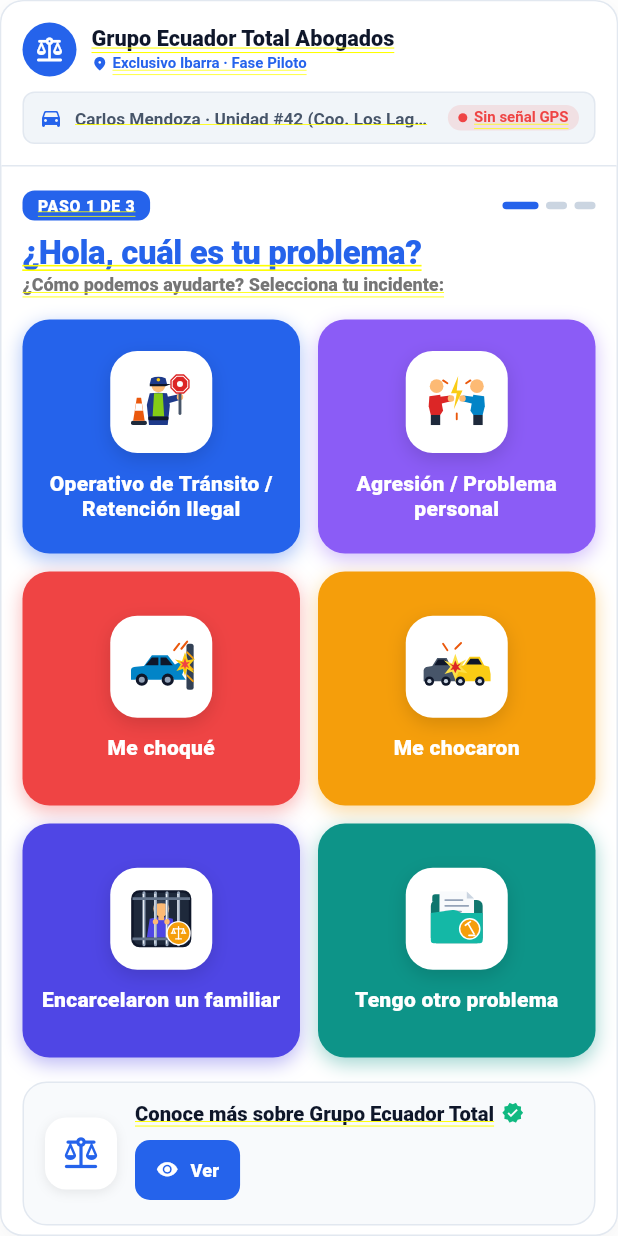
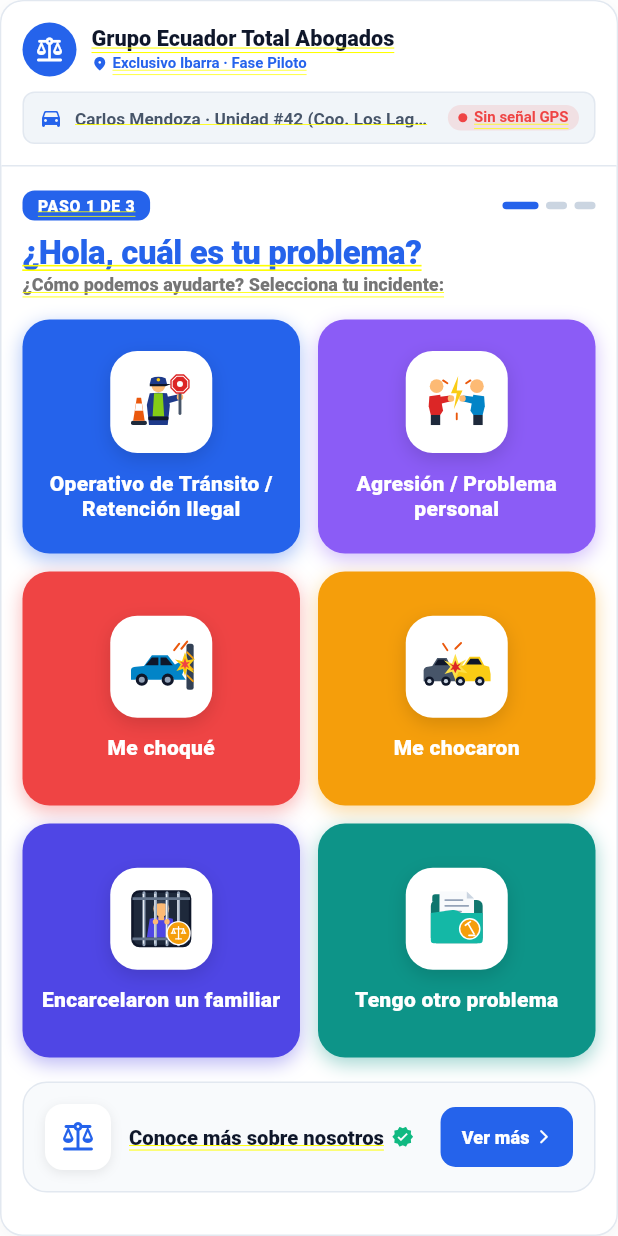
Before and after one commit to wilmerguerrerodev-prog/asistencia-legal-web, a Flutter app: the SosConductorView screen opened directly, on a phone screen of 412 x 824 dp. Run offline on Flutter 3.47's test engine with Material 3 defaults, Android fonts, the phone set to English and light mode, and no system bars; our stand-ins replace cached_network_image, cloud_firestore, country_code_picker, firebase_auth, firebase_core, flutter_map and 5 more; accounts and stored records are empty; Roboto replaces fonts that are missing (Montserrat, Plus Jakarta Sans).

Commit message:
style(conductor): tarjeta institucional con 'Conoce más sobre nosotros' y boton 'Ver más' al lado

```diff
--- a/lib/feature/conductor/sos_conductor_view.dart
+++ b/lib/feature/conductor/sos_conductor_view.dart
@@ -1700,11 +1700,11 @@
           children: [
             // Badge blanco/oscuro grande con icono institucional azul
             Container(
-              width: 48,
-              height: 48,
+              width: 44,
+              height: 44,
               decoration: BoxDecoration(
                 color: isDark ? const Color(0xFF1E293B) : Colors.white,
-                borderRadius: BorderRadius.circular(14),
+                borderRadius: BorderRadius.circular(12),
                 boxShadow: [
                   BoxShadow(
                     color: Colors.black.withValues(alpha: 0.08),
@@ -1715,21 +1715,17 @@
               ),
               child: const Center(
                 child: Icon(Icons.balance_rounded,
-                    color: Color(0xFF2563EB), size: 26),
+                    color: Color(0xFF2563EB), size: 24),
               ),
             ),
             const SizedBox(width: 12),
             Expanded(
-              child: Column(
-                crossAxisAlignment: CrossAxisAlignment.start,
-                mainAxisSize: MainAxisSize.min,
-                children: [
-                  Row(
+              child: Row(
                 mainAxisSize: MainAxisSize.min,
                 children: [
                   Flexible(
                     child: Text(
-                          "Conoce más sobre Grupo Ecuador Total",
+                      "Conoce más sobre nosotros",
                       style: TextStyle(
                         fontFamily: 'Montserrat',
                         fontSize: 13.5,
@@ -1737,6 +1733,7 @@
                         color:
                             isDark ? Colors.white : const Color(0xFF0F172A),
                       ),
+                      maxLines: 1,
                       overflow: TextOverflow.ellipsis,
                     ),
                   ),
@@ -1745,29 +1742,34 @@
                       size: 15, color: Color(0xFF10B981)),
                 ],
               ),
-                  const SizedBox(height: 6),
-                  ElevatedButton.icon(
+            ),
+            const SizedBox(width: 10),
+            ElevatedButton(
               style: ElevatedButton.styleFrom(
                 backgroundColor: const Color(0xFF2563EB),
                 foregroundColor: Colors.white,
-                      padding: const EdgeInsets.symmetric(
-                          horizontal: 14, vertical: 7),
+                padding:
+                    const EdgeInsets.symmetric(horizontal: 14, vertical: 9),
                 shape: RoundedRectangleBorder(
-                          borderRadius: BorderRadius.circular(10)),
+                  borderRadius: BorderRadius.circular(10),
+                ),
                 elevation: 0,
               ),
               onPressed: () =>
                   _mostrarConoceMasModal(context, isDark, controller),
-                    icon: const Icon(Icons.visibility_rounded, size: 15),
-                    label: const Text(
-                      "Ver",
+              child: const Row(
+                mainAxisSize: MainAxisSize.min,
+                children: [
+                  Text(
+                    "Ver más",
                     style: TextStyle(
                       fontFamily: 'Montserrat',
                       fontSize: 12,
                       fontWeight: FontWeight.w800,
                     ),
                   ),
-                  ),
+                  SizedBox(width: 4),
+                  Icon(Icons.arrow_forward_ios_rounded, size: 11),
                 ],
               ),
             ),
```
Also changed, not shown: 1 other file. Lines whose indentation alone changed are shown as unchanged.
